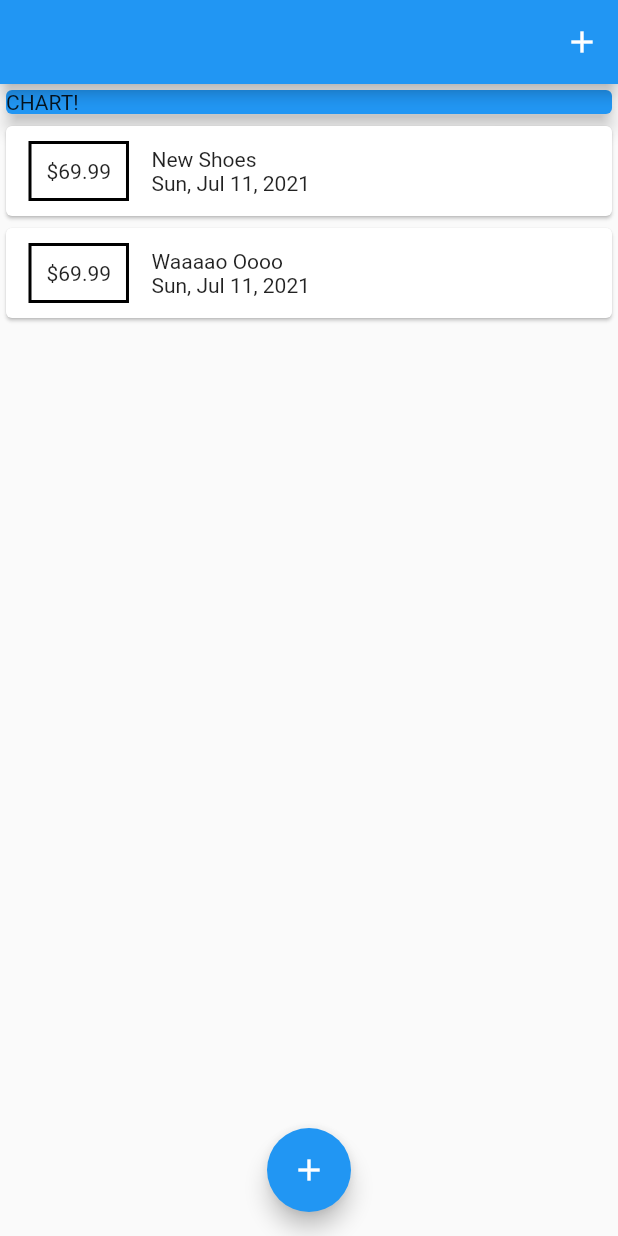
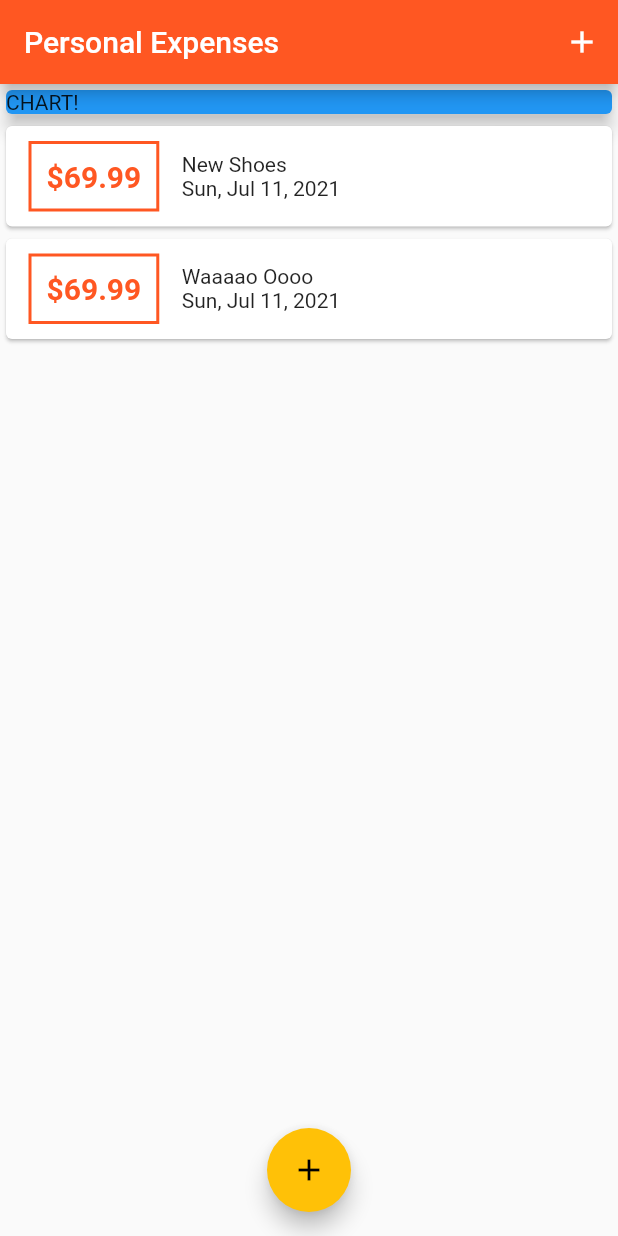
Before and after one commit to fullpagedeveloper/Combinig_Widgets-, a Flutter app: the screen it shows after launch, on a phone screen of 412 x 824 dp. Run offline on Flutter 3.47's test engine with Material 2 defaults, Android fonts, the phone set to English and light mode, and no system bars.

Commit message:
Configuring and Using Themes

```diff
--- a/lib/main.dart
+++ b/lib/main.dart
@@ -13,9 +13,10 @@ class MyApp extends StatelessWidget {
   @override
   Widget build(BuildContext context) {
     return MaterialApp(
-      title: 'Flutter Demo',
+      title: 'Personal Expenses',
       theme: ThemeData(
-        primarySwatch: Colors.blue,
+        primarySwatch: Colors.deepOrange,
+        accentColor: Colors.amber,
         visualDensity: VisualDensity.adaptivePlatformDensity,
       ),
       home: MyHomePage(),
@@ -77,7 +78,7 @@ class _MyHomePageState extends State<MyHomePage> {
   Widget build(BuildContext context) {
     return Scaffold(
       appBar: AppBar(
-        title: Text(""),
+        title: Text("Personal Expenses"),
         actions: [
           IconButton(
             icon: Icon(Icons.add),
--- a/lib/widgets/transaction_list.dart
+++ b/lib/widgets/transaction_list.dart
@@ -74,13 +74,18 @@ class TransactionList extends StatelessWidget {
                   ),
                   decoration: BoxDecoration(
                     border: Border.all(
-                      color: Colors.black,
+                      color: Theme.of(context).primaryColor,
                       width: 2,
                     ),
                   ),
                   child: Text(
                     ///toStringAsFixed(2) membulatkan bilangan
                     '\$${transaction[index].amount.toStringAsFixed(2)}',
+                    style: TextStyle(
+                      fontWeight: FontWeight.bold,
+                      fontSize: 20,
+                      color: Theme.of(context).primaryColor,
+                    ),
                   ),
                 ),
                 Column(
```
